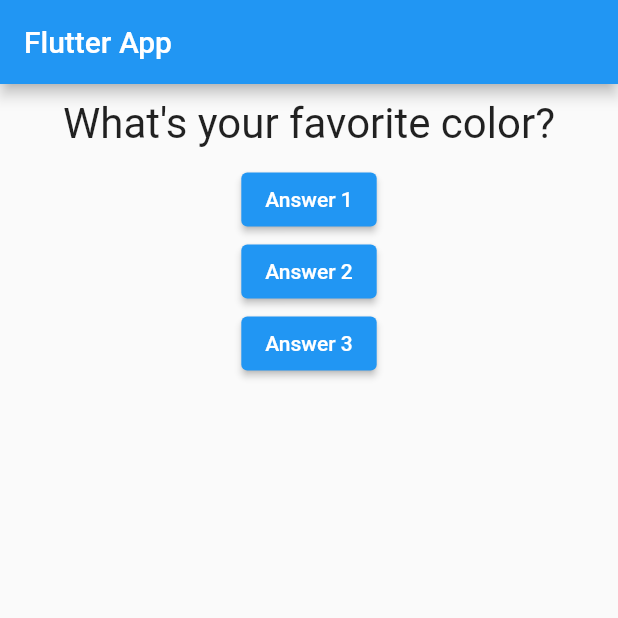
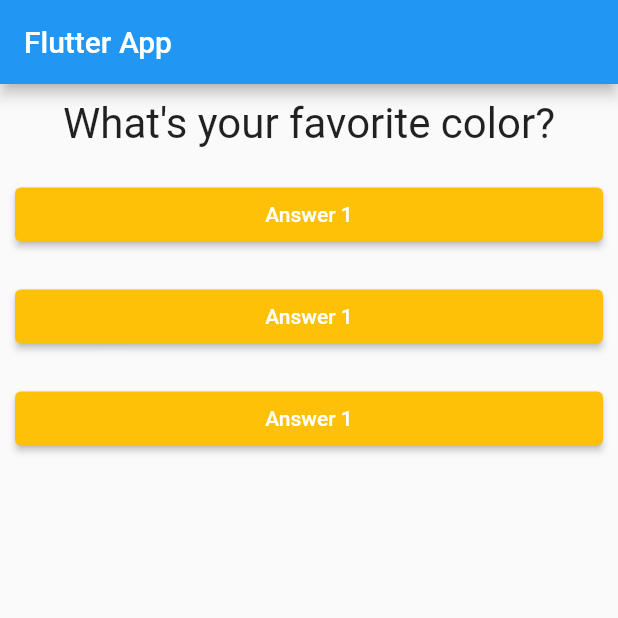
Before and after one commit to JackDarnell/first_flutter_app, a Flutter app: the screen it shows after launch, on a phone screen of 412 x 824 dp, the top half of it. Run offline on Flutter 3.47's test engine with Material 2 defaults, Android fonts, the phone set to English and light mode, and no system bars.

Commit message:
added answer button widgets with callback functions to the main file

```diff
--- /dev/null
+++ b/lib/answer.dart
@@ -0,0 +1,22 @@
+import 'package:flutter/src/widgets/container.dart';
+import 'package:flutter/src/widgets/framework.dart';
+import 'package:flutter/material.dart';
+
+class Answer extends StatelessWidget {
+  final VoidCallback selectHandler;
+
+  Answer(this.selectHandler);
+
+  @override
+  Widget build(BuildContext context) {
+    return Container(
+      width: double.infinity,
+      margin: EdgeInsets.all(10),
+      child: ElevatedButton(
+        child: Text('Answer 1'),
+        onPressed: selectHandler,
+        style: ElevatedButton.styleFrom(backgroundColor: Colors.amber),
+      ),
+    );
+  }
+}
--- a/lib/main.dart
+++ b/lib/main.dart
@@ -2,6 +2,7 @@
 import 'package:flutter/material.dart';
 
 import './question.dart';
+import './answer.dart';
 
 void main() {
   runApp(MyApp());
@@ -40,18 +41,10 @@ class _MyAppState extends State<MyApp> {
         ),
         body: Column(children: <Widget>[
           Question(questions[_questionIndex]),
-          ElevatedButton(
-            child: Text('Answer 1'),
-            onPressed: _answerQuestion,
-          ),
-          ElevatedButton(
-            child: Text('Answer 2'),
-            onPressed: _answerQuestion,
-          ),
-          ElevatedButton(
-            child: Text('Answer 3'),
-            onPressed: _answerQuestion,
-          ),
+          Answer(
+              _answerQuestion), //without () it will not execute the function, it will pass a pointer to it
+          Answer(_answerQuestion),
+          Answer(_answerQuestion),
         ]),
       ),
     );
```
